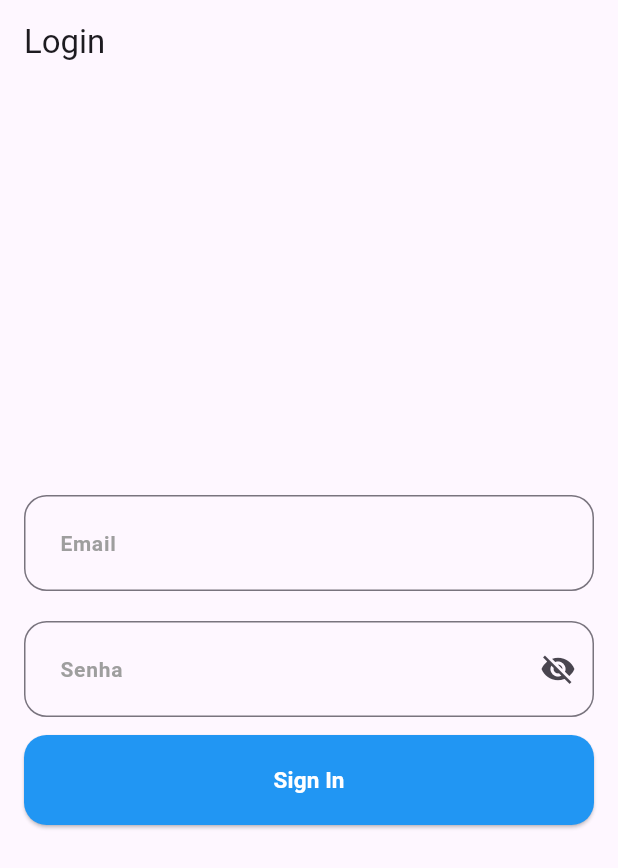
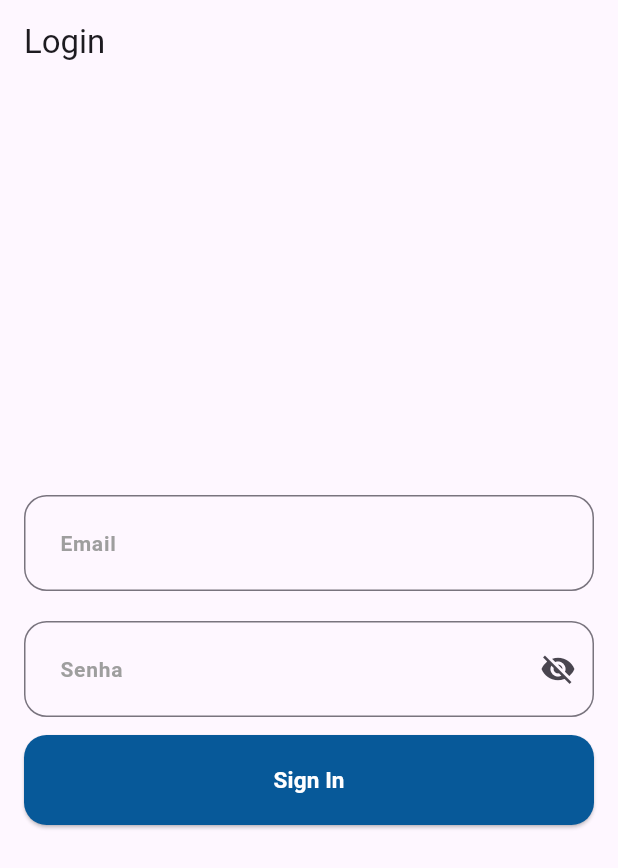
Before and after one commit to Nicollas1305/Technical_Test, a Flutter app: the screen it shows after launch, on a phone screen of 412 x 824 dp. Shown: the top 868 px of the screen. Run offline on Flutter 3.47's test engine with Material 3 defaults, Android fonts, the phone set to English and light mode, and no system bars.

Commit message:
fix: fixes primary color theme.

```diff
--- a/lib/main.dart
+++ b/lib/main.dart
@@ -15,7 +15,7 @@
       initialRoute: Routes.login,
       onGenerateRoute: Routes.generateRoute,
       theme: ThemeData(
-        primaryColor: Colors.blue,
+        primaryColor: const Color(0xFF075999),
         elevatedButtonTheme: ElevatedButtonThemeData(
           style: ElevatedButton.styleFrom(
             backgroundColor: const Color(0xFF075999),
```
